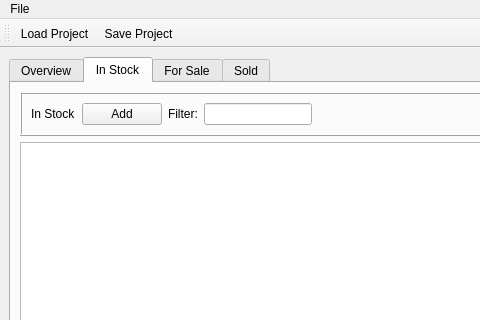
Old version of the form src/Applications/BrickMoneyDesktop/src/MainWindow.ui in the repository tlaemmlein/BrickMoney; both pictures show x 0 to 480 and y 0 to 320 of the 800 by 561 pixel window.
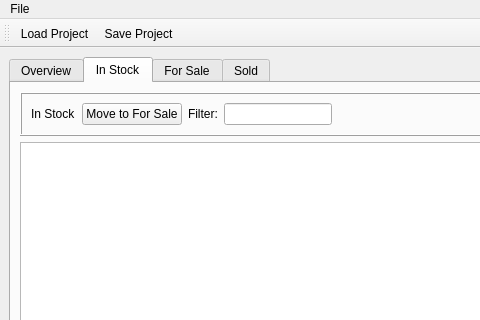
New version of the form. Icons and pictures are not drawn.

Commit message: It is possible to move the lego sets from "in stock" to "For Sale".

The edit to the form file:
```diff
--- a/src/Applications/BrickMoneyDesktop/src/MainWindow.ui
+++ b/src/Applications/BrickMoneyDesktop/src/MainWindow.ui
@@ -65,7 +65,7 @@
               </sizepolicy>
              </property>
              <property name="text">
-              <string>Add</string>
+              <string>Move to For Sale</string>
              </property>
             </widget>
            </item>
```
Left out of the diff: 2 changed lines with no effect on the pictures. The commit also changes 1 other file.
